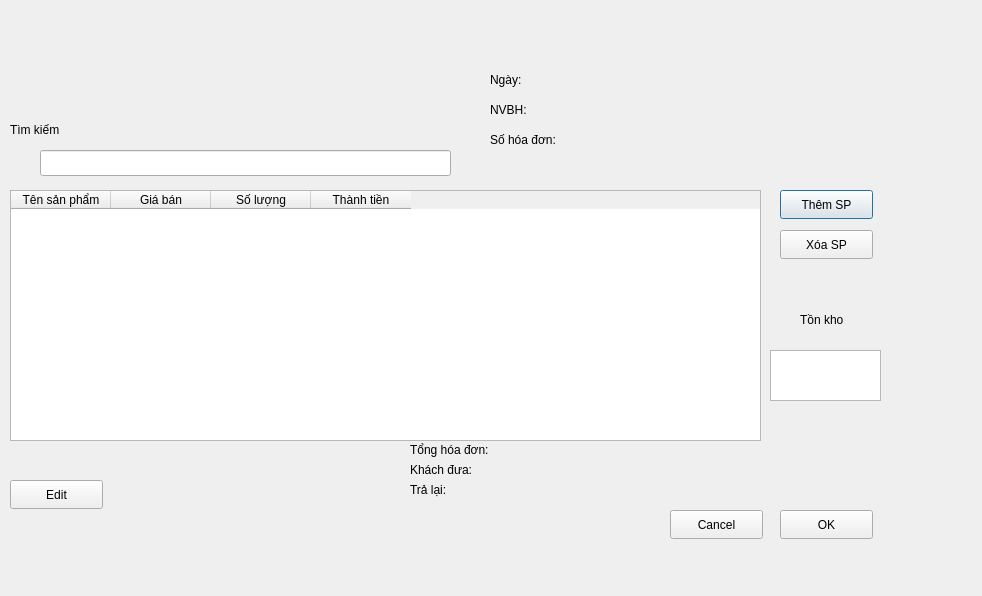
First picture: the form in saleswindow.ui, repository suofujita/nekolibro, before the edit.
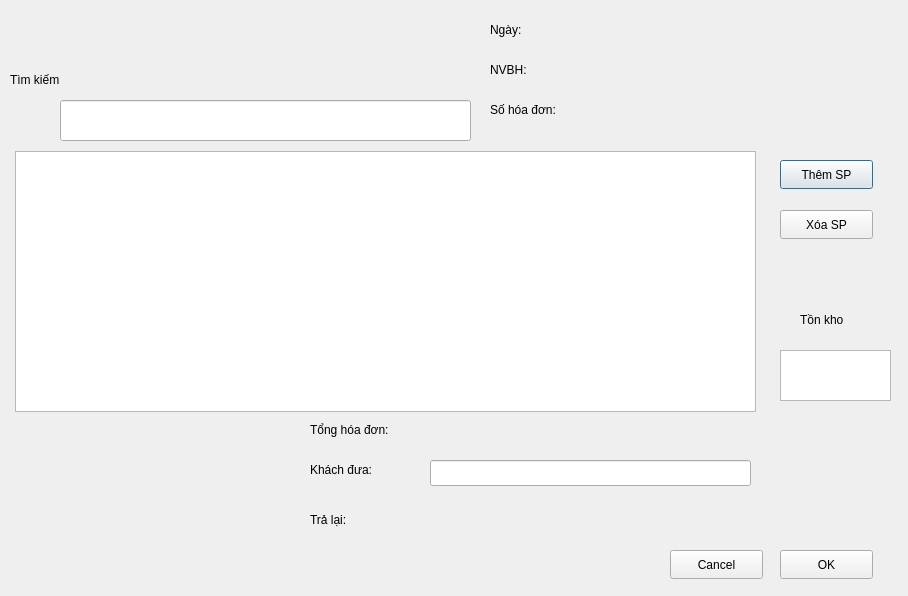
Second picture: the form after the edit.

```diff
--- a/saleswindow.ui
+++ b/saleswindow.ui
@@ -6,7 +6,7 @@
    <rect>
     <x>0</x>
     <y>0</y>
-    <width>982</width>
+    <width>908</width>
     <height>596</height>
    </rect>
   </property>
@@ -17,7 +17,7 @@
    <property name="geometry">
     <rect>
      <x>780</x>
-     <y>190</y>
+     <y>160</y>
      <width>93</width>
      <height>29</height>
     </rect>
@@ -30,8 +30,8 @@
    <property name="geometry">
     <rect>
      <x>490</x>
-     <y>100</y>
-     <width>151</width>
+     <y>60</y>
+     <width>81</width>
      <height>20</height>
     </rect>
    </property>
@@ -39,24 +39,11 @@
     <string>NVBH:</string>
    </property>
   </widget>
-  <widget class="QPushButton" name="pushButton">
-   <property name="geometry">
-    <rect>
-     <x>10</x>
-     <y>480</y>
-     <width>93</width>
-     <height>29</height>
-    </rect>
-   </property>
-   <property name="text">
-    <string>Edit</string>
-   </property>
-  </widget>
   <widget class="QPushButton" name="pushButton_2">
    <property name="geometry">
     <rect>
      <x>780</x>
-     <y>510</y>
+     <y>550</y>
      <width>93</width>
      <height>29</height>
     </rect>
@@ -69,7 +56,7 @@
    <property name="geometry">
     <rect>
      <x>780</x>
-     <y>230</y>
+     <y>210</y>
      <width>93</width>
      <height>29</height>
     </rect>
@@ -81,50 +68,20 @@
   <widget class="QListView" name="listView">
    <property name="geometry">
     <rect>
-     <x>770</x>
+     <x>780</x>
      <y>350</y>
      <width>111</width>
      <height>51</height>
     </rect>
    </property>
   </widget>
-  <widget class="QTableWidget" name="tableWidget">
-   <property name="geometry">
-    <rect>
-     <x>10</x>
-     <y>190</y>
-     <width>751</width>
-     <height>251</height>
-    </rect>
-   </property>
-   <column>
-    <property name="text">
-     <string>Tên sản phẩm</string>
-    </property>
-   </column>
-   <column>
-    <property name="text">
-     <string>Giá bán</string>
-    </property>
-   </column>
-   <column>
-    <property name="text">
-     <string>Số lượng</string>
-    </property>
-   </column>
-   <column>
-    <property name="text">
-     <string>Thành tiền</string>
-    </property>
-   </column>
-  </widget>
   <widget class="QLineEdit" name="lineEdit">
    <property name="geometry">
     <rect>
-     <x>40</x>
-     <y>150</y>
+     <x>60</x>
+     <y>100</y>
      <width>411</width>
-     <height>26</height>
+     <height>41</height>
     </rect>
    </property>
    <property name="text">
@@ -147,8 +104,8 @@
   <widget class="QLabel" name="label_8">
    <property name="geometry">
     <rect>
-     <x>410</x>
-     <y>480</y>
+     <x>310</x>
+     <y>510</y>
      <width>63</width>
      <height>20</height>
     </rect>
@@ -161,7 +118,7 @@
    <property name="geometry">
     <rect>
      <x>490</x>
-     <y>70</y>
+     <y>20</y>
      <width>63</width>
      <height>20</height>
     </rect>
@@ -174,7 +131,7 @@
    <property name="geometry">
     <rect>
      <x>670</x>
-     <y>510</y>
+     <y>550</y>
      <width>93</width>
      <height>29</height>
     </rect>
@@ -186,7 +143,7 @@
   <widget class="QLabel" name="label_7">
    <property name="geometry">
     <rect>
-     <x>410</x>
+     <x>310</x>
      <y>460</y>
      <width>91</width>
      <height>20</height>
@@ -199,8 +156,8 @@
   <widget class="QLabel" name="label_6">
    <property name="geometry">
     <rect>
-     <x>410</x>
-     <y>440</y>
+     <x>310</x>
+     <y>420</y>
      <width>121</width>
      <height>20</height>
     </rect>
@@ -213,7 +170,7 @@
    <property name="geometry">
     <rect>
      <x>490</x>
-     <y>130</y>
+     <y>100</y>
      <width>91</width>
      <height>20</height>
     </rect>
@@ -226,7 +183,7 @@
    <property name="geometry">
     <rect>
      <x>10</x>
-     <y>120</y>
+     <y>70</y>
      <width>63</width>
      <height>20</height>
     </rect>
@@ -235,6 +192,91 @@
     <string>Tìm kiếm</string>
    </property>
   </widget>
+  <widget class="QLabel" name="date_time">
+   <property name="geometry">
+    <rect>
+     <x>560</x>
+     <y>20</y>
+     <width>291</width>
+     <height>20</height>
+    </rect>
+   </property>
+   <property name="text">
+    <string/>
+   </property>
+  </widget>
+  <widget class="QLabel" name="name">
+   <property name="geometry">
+    <rect>
+     <x>560</x>
+     <y>60</y>
+     <width>301</width>
+     <height>20</height>
+    </rect>
+   </property>
+   <property name="text">
+    <string/>
+   </property>
+  </widget>
+  <widget class="QLabel" name="num_bill">
+   <property name="geometry">
+    <rect>
+     <x>580</x>
+     <y>100</y>
+     <width>301</width>
+     <height>20</height>
+    </rect>
+   </property>
+   <property name="text">
+    <string/>
+   </property>
+  </widget>
+  <widget class="QTableView" name="tableView">
+   <property name="geometry">
+    <rect>
+     <x>15</x>
+     <y>151</y>
+     <width>741</width>
+     <height>261</height>
+    </rect>
+   </property>
+  </widget>
+  <widget class="QLabel" name="total_bill">
+   <property name="geometry">
+    <rect>
+     <x>430</x>
+     <y>420</y>
+     <width>321</width>
+     <height>20</height>
+    </rect>
+   </property>
+   <property name="text">
+    <string/>
+   </property>
+  </widget>
+  <widget class="QLineEdit" name="customer_money">
+   <property name="geometry">
+    <rect>
+     <x>430</x>
+     <y>460</y>
+     <width>321</width>
+     <height>26</height>
+    </rect>
+   </property>
+  </widget>
+  <widget class="QLabel" name="return_2">
+   <property name="geometry">
+    <rect>
+     <x>430</x>
+     <y>510</y>
+     <width>321</width>
+     <height>20</height>
+    </rect>
+   </property>
+   <property name="text">
+    <string/>
+   </property>
+  </widget>
  </widget>
  <resources/>
  <connections/>
```
